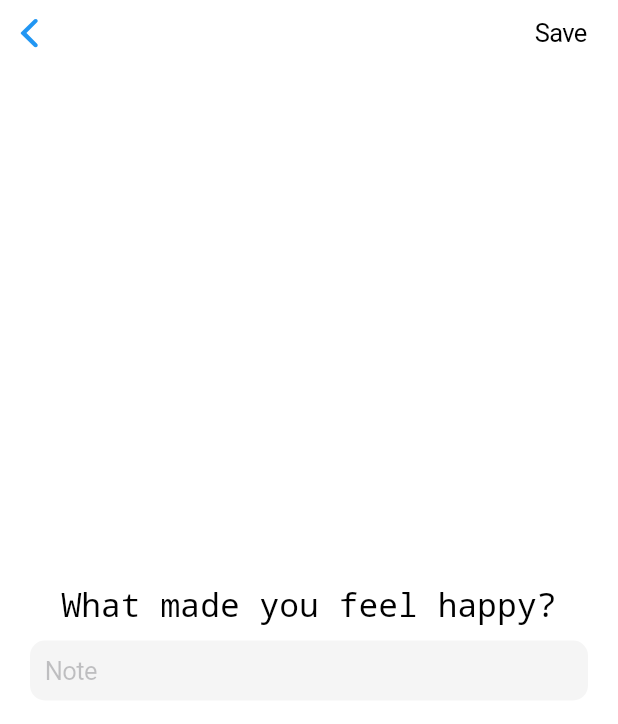
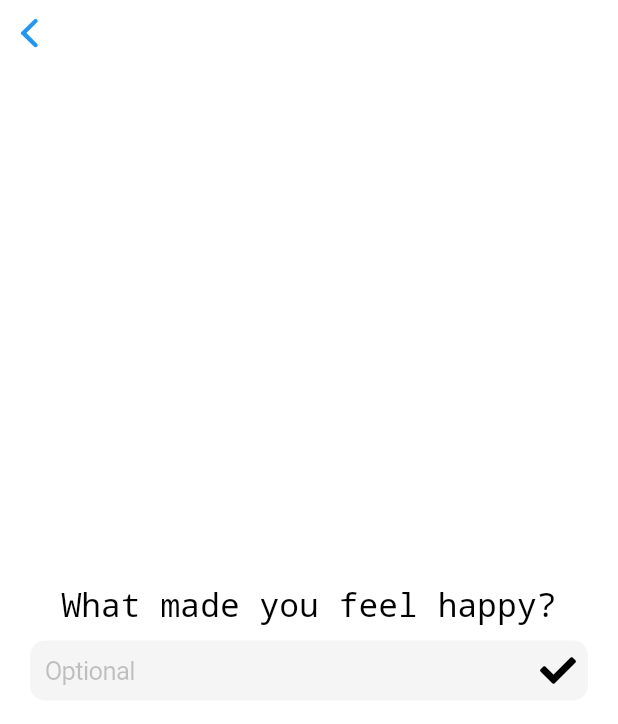
Before and after one commit to ivanjermakov/moodstamp, a Flutter app: the ModelDescription screen opened directly with empty values, on a phone screen of 412 x 824 dp. Shown: the top 724 px of the screen. Run offline on Flutter 3.47's test engine with Material 2 defaults, Android fonts, the phone set to English and light mode, and no system bars; our stand-ins replace font_awesome_flutter.

Commit message:
app: mood view

```diff
--- a/app/moodstamp/lib/common/clickable.dart
+++ /dev/null
@@ -1,20 +0,0 @@
-import 'package:flutter/cupertino.dart';
-import 'package:flutter/material.dart';
-
-class Clickable extends StatelessWidget {
-  final Widget child;
-  final void Function() onPressed;
-
-  Clickable({@required this.child, @required this.onPressed});
-
-  @override
-  Widget build(BuildContext context) {
-    return CupertinoButton(
-      child: child,
-      onPressed: onPressed,
-      color: Colors.transparent,
-      padding: EdgeInsets.all(0),
-        pressedOpacity: 1,
-    );
-  }
-}
--- a/app/moodstamp/lib/main/app.dart
+++ b/app/moodstamp/lib/main/app.dart
@@ -42,10 +42,13 @@ class _AppState extends State<App> {
                     inactiveColor: Color(0xFFBDBDBD),
                 ),
                 tabBuilder: (BuildContext context, int index) {
+                    _resetMoodView(views[0] as MoodView);
                     return views[index];
                 },
             ),
             theme: ThemeData(fontFamily: 'Raleway'),
         );
     }
+
+    void _resetMoodView(MoodView view) {}
 }
--- a/app/moodstamp/lib/service/navigation-service.dart
+++ b/app/moodstamp/lib/service/navigation-service.dart
@@ -2,7 +2,9 @@ import 'package:flutter/cupertino.dart';
 import 'package:moodstamp/common/keys.dart';
 
 class NavigationService {
-  static void changeActiveTab(int index) {
-    (Keys.tabBarKey.currentWidget as CupertinoTabBar).onTap(index);
-  }
+    NavigationService();
+
+    void changeActiveTab(int index) {
+        (Keys.tabBarKey.currentWidget as CupertinoTabBar).onTap(index);
+    }
 }
--- a/app/moodstamp/lib/view/mood/interactive-mood-icon.dart
+++ b/app/moodstamp/lib/view/mood/interactive-mood-icon.dart
@@ -1,6 +1,5 @@
 import 'package:flutter/cupertino.dart';
 import 'package:flutter/foundation.dart';
-import 'package:moodstamp/common/clickable.dart';
 import 'package:moodstamp/common/mood-icon.dart';
 
 class InteractiveMoodIcon extends StatelessWidget {
@@ -14,14 +13,14 @@ class InteractiveMoodIcon extends StatelessWidget {
     Widget build(BuildContext context) {
         return Column(
             children: [
-        Clickable(
+                GestureDetector(
                     child: MoodIcon(
                         moodIcon.icon,
                         color: moodIcon.color,
                         mood: moodIcon.mood,
                         isActive: isActive,
                     ),
-          onPressed: onPressed,
+                    onTap: onPressed,
                 ),
                 Text(
                     isActive ? describeEnum(moodIcon.mood).toLowerCase() : '',
--- a/app/moodstamp/lib/view/mood/mood-description.dart
+++ b/app/moodstamp/lib/view/mood/mood-description.dart
@@ -1,13 +1,9 @@
 import 'package:flutter/cupertino.dart';
 import 'package:flutter/foundation.dart';
 import 'package:flutter/material.dart';
-import 'package:moodstamp/common/clickable.dart';
+import 'package:font_awesome_flutter/font_awesome_flutter.dart';
 import 'package:moodstamp/model/mood-record.dart';
 import 'package:moodstamp/service/navigation-service.dart';
-
-class MoodDescriptionRoute extends CupertinoPageRoute {
-  MoodDescriptionRoute(MoodRecord moodRecord) : super(builder: (BuildContext context) => ModelDescription(moodRecord));
-}
 
 class ModelDescription extends StatefulWidget {
     final MoodRecord _moodRecord;
@@ -19,6 +15,7 @@ class ModelDescription extends StatefulWidget {
 }
 
 class _ModelDescriptionState extends State<ModelDescription> {
+    final NavigationService _navigationService = NavigationService();
     MoodRecord _moodRecord;
 
     _ModelDescriptionState(this._moodRecord);
@@ -27,28 +24,27 @@ class _ModelDescriptionState extends State<ModelDescription> {
         setState(() => _moodRecord = _moodRecord.withDescription(description));
     }
 
+    void pop() {
+        print(_moodRecord.description);
+        Navigator.of(context).pop(_moodRecord.description);
+    }
+
     void save() {
         print('saved: $_moodRecord');
-        Navigator.of(context).pop();
-        NavigationService.changeActiveTab(1);
+        pop();
+        _navigationService.changeActiveTab(1);
     }
 
     @override
     Widget build(BuildContext context) {
-    return CupertinoPageScaffold(
+        return
+//            WillPopScope(
+//            child:
+            CupertinoPageScaffold(
                 navigationBar: CupertinoNavigationBar(
                     backgroundColor: Colors.white,
                     border: Border(),
                     actionsForegroundColor: Colors.black,
-        trailing: Clickable(
-          child: Text(
-            'Save',
-            style: TextStyle(
-              color: Colors.black,
-            ),
-          ),
-            onPressed: save,
-        ),
                 ),
                 child: Center(
                     child: Column(
@@ -65,18 +61,45 @@ class _ModelDescriptionState extends State<ModelDescription> {
                                 textAlign: TextAlign.center,
                             ),
                             Container(
-              child: CupertinoTextField(
-                placeholder: 'Note',
-                padding: EdgeInsets.all(10),
+                                child: Stack(
+                                    alignment: Alignment.bottomRight,
+                                    children: [
+                                        CupertinoTextField(
+                                            placeholder: 'Optional',
+                                            padding: EdgeInsets.fromLTRB(10, 10, 34, 10),
+                                            cursorColor: Colors.black,
+                                            onChanged: (String description) => _pickDescription(description),
+                                            decoration: BoxDecoration(
+                                                border: Border()
+                                            ),
+                                            minLines: 1,
+                                            maxLines: 10,
+                                            scrollController: ScrollController(
+                                            ),
+                                            scrollPhysics: ScrollPhysics(),
+                                        ),
+                                        GestureDetector(
+                                            child: Container(
+                                                child: Icon(
+                                                    FontAwesomeIcons.check,
+                                                    color: Colors.black,
+                                                ),
+                                                decoration: BoxDecoration(
+//                                                color: Colors.black,
+//                                                borderRadius: BorderRadius.all(Radius.circular(20)),
+                                                ),
+                                                padding: EdgeInsets.all(8),
+                                            ),
+                                            onTap: save,
+                                        ),
+                                    ],
+                                ),
                                 decoration: BoxDecoration(
                                     border: Border(),
                                     color: Colors.black.withAlpha(10),
                                     borderRadius: BorderRadius.all(
                                         Radius.circular(10),
                                     ),
-                ),
-                cursorColor: Colors.black,
-                  onChanged: (String description) => _pickDescription(description),
                                 ),
                                 margin: EdgeInsets.symmetric(vertical: 10, horizontal: 20),
                             ),
@@ -87,6 +110,13 @@ class _ModelDescriptionState extends State<ModelDescription> {
                     ),
                 ),
                 backgroundColor: Colors.white,
+//            ),
+//            onWillPop: () async {
+//                return Future(() {
+//                    pop();
+//                    return true;
+//                });
+//            },
             );
     }
 }
```
Also changed, not shown: app/moodstamp/lib/view/mood/mood-view.dart (+13 -5 lines). Lines whose indentation alone changed are shown as unchanged.
